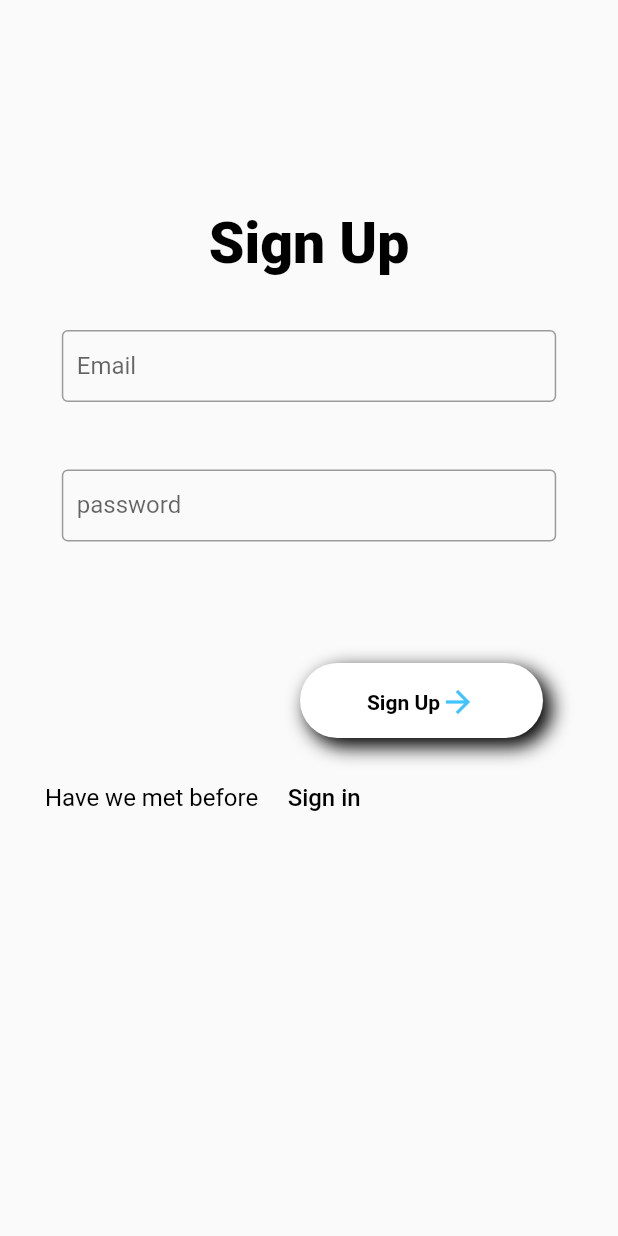
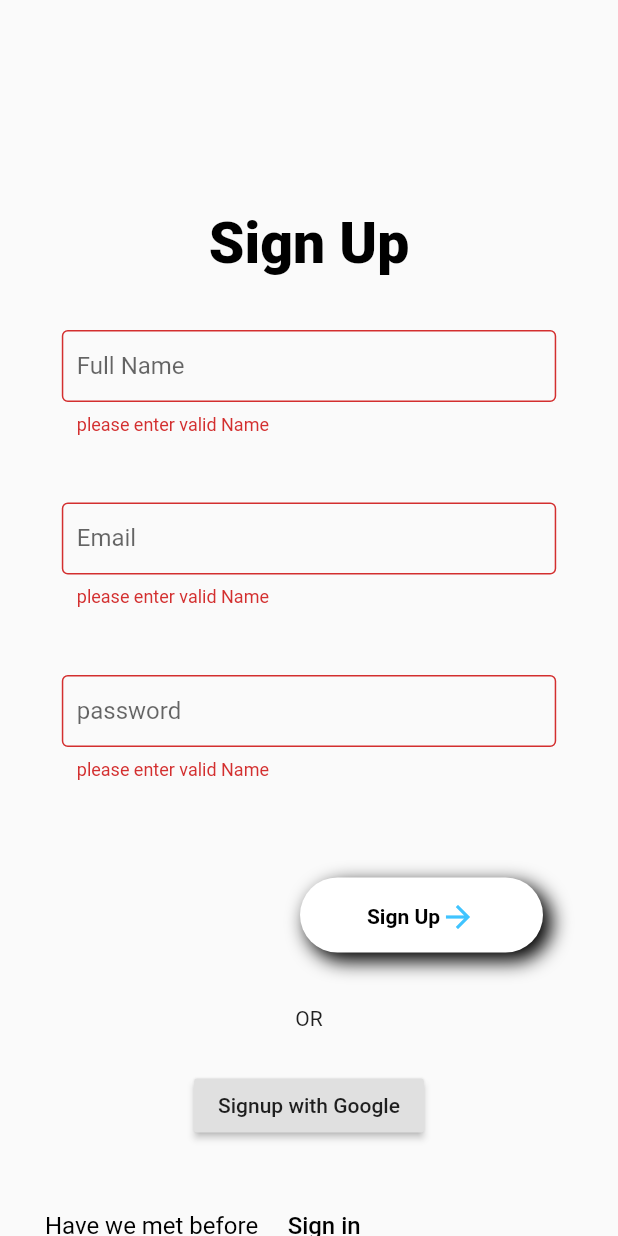
Before and after one commit to GP-works/Kirana, a Flutter app: the SignUp screen opened directly, after a tap on "Sign Up", on a phone screen of 412 x 824 dp. Run offline on Flutter 3.47's test engine with Material 2 defaults, Android fonts, the phone set to English and light mode, and no system bars; our stand-ins replace cached_network_image, cloud_firestore, email_validator, firebase_auth, firebase_storage, geolocator and 3 more; missing offline and left inert: lipsum; accounts and stored records are empty; network calls fail.

Commit message:
moved usercode to user model

```diff
--- /dev/null
+++ b/lib/models/user.dart
@@ -0,0 +1,157 @@
+import 'package:firebase_auth/firebase_auth.dart';
+import 'package:flutter/material.dart';
+import 'package:google_sign_in/google_sign_in.dart';
+import 'package:cloud_firestore/cloud_firestore.dart';
+import 'package:kirana/pages/home.dart';
+
+final GoogleSignIn _googleSignIn = GoogleSignIn();
+final CollectionReference _usersCollectionReference =
+Firestore.instance.collection("users");
+final FirebaseAuth _auth = FirebaseAuth.instance;
+
+class User {
+  String uid;
+  String name;
+  String email;
+  String role;
+
+  User({this.uid, this.name, this.email, this.role});
+
+  User.fromData(Map<String, dynamic> data)
+      : uid = data['id'],
+        name = data['fullName'],
+        email = data['email'],
+        role = data['userRole'];
+
+  Map<String, dynamic> toJson() {
+    return {
+      'id': uid,
+      'fullName': name,
+      'email': email,
+      'userRole': role,
+    };
+  }
+  Future getUser(String uid) async {
+    try {
+      var userData = await _usersCollectionReference.document(uid).get();
+      return User.fromData(userData.data);
+    } catch (e) {
+      return e.message;
+    }
+  }
+
+
+  Future register(
+      {@required userEmail, @required userPassword, @required userName}) async {
+    try {
+      final FirebaseUser user = (await _auth.createUserWithEmailAndPassword(
+        email: userEmail,
+        password: userPassword,
+      ))
+          .user;
+      if (user != null) {
+        try {
+          await user.sendEmailVerification();
+        } catch (e) {
+          return e.message;
+        }
+        email = user.email;
+        uid = user.uid;
+        name = userName;
+        role = "user";
+        try {
+          return await createUser();
+        } catch (e) {
+          return e.message;
+        }
+      } else {
+        return "error signining up";
+      }
+    } catch (e) {
+      return e.message;
+    }
+  }
+
+  Future createUser() async {
+    DocumentSnapshot ds = await _usersCollectionReference.document(uid).get();
+    if (!ds.exists) {
+      try {
+        await _usersCollectionReference.document(uid).setData(toJson());
+        return true;
+      } catch (e) {
+        return e.message;
+      }
+    }
+  }
+}
+
+class GoogleSignInSection extends StatefulWidget {
+  final from;
+  GoogleSignInSection(this.from);
+  @override
+  State<StatefulWidget> createState() => _GoogleSignInSectionState();
+}
+
+class _GoogleSignInSectionState extends State<GoogleSignInSection> {
+  User _user=User();
+
+  @override
+  Widget build(BuildContext context) {
+    return Column(
+      children: <Widget>[
+        Container(
+          child: const Text('OR'),
+          padding: const EdgeInsets.fromLTRB(16, 16, 16, 10),
+          margin: EdgeInsets.only(top: 20),
+          alignment: Alignment.center,
+        ),
+        Container(
+          padding: const EdgeInsets.symmetric(vertical: 16.0),
+          alignment: Alignment.center,
+          child: RaisedButton(
+            onPressed: () async {
+              _signInWithGoogle();
+            },
+            child:  Text('${widget.from} with Google'),
+          ),
+        ),
+      ],
+    );
+  }
+
+
+  void _signInWithGoogle() async {
+    final GoogleSignInAccount googleUser = await _googleSignIn.signIn();
+    final GoogleSignInAuthentication googleAuth =
+        await googleUser.authentication;
+    final AuthCredential credential = GoogleAuthProvider.getCredential(
+      accessToken: googleAuth.accessToken,
+      idToken: googleAuth.idToken,
+    );
+    final FirebaseUser user =
+        (await _auth.signInWithCredential(credential)).user;
+    assert(user.email != null);
+    assert(user.displayName != null);
+    final FirebaseUser currentUser = await _auth.currentUser();
+    assert(user.uid == currentUser.uid);
+    setState(() {
+      if (user != null && user.isEmailVerified) {
+        _user.uid = user.uid;
+        _user.email = user.email;
+        _user.name = user.displayName;
+        _user.role = "user";
+        _user.createUser();
+        Navigator.pushReplacement(
+            context, MaterialPageRoute(builder: (context) => HomeApp()));
+      } else {
+        if (user != null) {
+          Scaffold.of(context)
+              .showSnackBar(SnackBar(content: Text("Please verify email ")));
+        } else {
+          Scaffold.of(context)
+              .showSnackBar(SnackBar(content: Text("Unable to login ")));
+        }
+      }
+    });
+  }
+}
--- a/lib/pages/home.dart
+++ b/lib/pages/home.dart
@@ -10,8 +10,15 @@ import 'package:kirana/widgets/button_widget.dart';
 import 'package:provider/provider.dart';
 import 'package:kirana/models/items.dart';
 import 'package:kirana/models/cart.dart';
+import 'package:kirana/models/startup.dart';
 
-class HomeApp extends StatelessWidget {
+class HomeApp extends StatefulWidget {
+  @override
+  _HomeAppState createState() => _HomeAppState();
+}
+
+class _HomeAppState extends State<HomeApp> {
+  bool is_signed_in;
   @override
   Widget build(BuildContext context) {
     return MultiProvider(
--- a/lib/pages/signup.dart
+++ b/lib/pages/signup.dart
@@ -5,8 +5,7 @@ import 'package:kirana/widgets/TextFieldWidget.dart';
 import 'package:kirana/widgets/RedirectPage.dart';
 import 'package:kirana/pages/signin.dart';
 import 'package:firebase_auth/firebase_auth.dart';
-
-final FirebaseAuth _auth = FirebaseAuth.instance;
+import 'package:kirana/models/user.dart';
 
 class SignUp extends StatefulWidget {
   @override
@@ -17,8 +16,9 @@ class _SignUpState extends State<SignUp> {
   final _formKey = GlobalKey<FormState>();
   final TextEditingController _emailController = TextEditingController();
   final TextEditingController _passwordController = TextEditingController();
-  bool _success;
-  String _userEmail;
+  final TextEditingController _nameController = TextEditingController();
+  bool _isLoading = false;
+  User user = User();
 
   @override
   Widget build(BuildContext context) {
@@ -31,21 +31,18 @@ class _SignUpState extends State<SignUp> {
               Column(
                 children: <Widget>[
                   DescriptionText('Sign Up'),
+                  TextFieldWidgetWithValidation('Full Name', _nameController),
                   TextFieldWidgetWithValidation('Email', _emailController),
                   TextFieldWidgetWithValidation(
                       'password', _passwordController),
-                  Container(
-                    alignment: Alignment.center,
-                    child: Text(_success == null
-                        ? ''
-                        : (_success
-                            ? 'Successfully registered ' + _userEmail
-                            : 'Registration failed')),
-                  ),
                   Padding(
                     padding:
                         const EdgeInsets.only(top: 40, right: 50, left: 200),
-                    child: Container(
+                    child: _isLoading
+                        ? Center(
+                            child: CircularProgressIndicator(),
+                          )
+                        : Container(
                             alignment: Alignment.bottomRight,
                             height: 50,
                             width: MediaQuery.of(context).size.width,
@@ -61,7 +58,12 @@ class _SignUpState extends State<SignUp> {
                                 borderRadius: BorderRadius.circular(30)),
                             child: FlatButton(
                               onPressed: () {
+                                if (_formKey.currentState.validate()) {
+                                  setState(() {
+                                    _isLoading = true;
+                                  });
                                   _register();
+                                }
                               },
                               child: Row(
                                 mainAxisAlignment: MainAxisAlignment.center,
@@ -85,6 +87,7 @@ class _SignUpState extends State<SignUp> {
                   )
                 ],
               ),
+              GoogleSignInSection("Signup"),
               RedirectPage(SignInPage(), 'Sign in', 'Have we met before'),
             ],
           ),
@@ -101,38 +104,25 @@ class _SignUpState extends State<SignUp> {
     super.dispose();
   }
 
-  // Example code for registration.
   void _register() async {
-    try {
-      final FirebaseUser user = (await _auth.createUserWithEmailAndPassword(
-        email: _emailController.text,
-        password: _passwordController.text,
-      ))
-          .user;
-      if (user != null) {
-        try {
-          await user.sendEmailVerification();
-        } catch (e) {
-          Scaffold.of(context).showSnackBar(SnackBar(content: Text(e.message)));
-        }
+    var response = await user.register(
+        userEmail: _emailController.text,
+        userPassword: _passwordController.text,
+        userName: _nameController.text);
+    if (response is bool) {
+      _showMyDialog(_emailController.text);
+    } else {
       setState(() {
-          _success = true;
-          _userEmail = user.email;
-          _showMyDialog(_userEmail,user);
+        _isLoading = false;
       });
-      } else {
-        _success = false;
+      Scaffold.of(context).showSnackBar(SnackBar(content: Text("$response")));
     }
   }
-    catch(e)
-    {
-      Scaffold.of(context).showSnackBar(SnackBar(content: Text(e.message)));
-    }
 
-  }
-  Future<void> _showMyDialog(email,user) async {
+  Future<void> _showMyDialog(email) async {
     return showDialog<void>(
-      context: context, // user must tap button!
+      context: context,
+      barrierDismissible: false,
       builder: (BuildContext context) {
         return AlertDialog(
           title: Text('Info'),
@@ -140,20 +130,27 @@ class _SignUpState extends State<SignUp> {
             child: ListBody(
               children: <Widget>[
                 Text('An Email sent to your email '),
-                SizedBox(height: 10,),
-                Text("${email}",style: TextStyle(color: Colors.green[800],fontWeight: FontWeight.bold),),
+                SizedBox(
+                  height: 10,
+                ),
+                Text(
+                  "${email}",
+                  style: TextStyle(
+                      color: Colors.green[800], fontWeight: FontWeight.bold),
+                ),
                 Text("Please verify and SignIn")
               ],
             ),
           ),
           actions: <Widget>[
-
             Padding(
-              padding:  EdgeInsets.fromLTRB(MediaQuery.of(context).size.width/3,0,0,0),
+              padding: EdgeInsets.fromLTRB(
+                  MediaQuery.of(context).size.width / 3, 0, 0, 0),
               child: FlatButton(
-                child: Text('Ok',style: TextStyle(fontSize: 20)),
+                child: Text('Ok', style: TextStyle(fontSize: 20)),
                 onPressed: () {
-                  Navigator.pushNamedAndRemoveUntil(context,'/signin',(dynamic)=>dynamic==ModalRoute.withName("/signup"));
+                  Navigator.pushNamedAndRemoveUntil(context, '/signin',
+                      (dynamic) => dynamic == ModalRoute.withName("/signup"));
                 },
               ),
             ),
@@ -164,10 +161,11 @@ class _SignUpState extends State<SignUp> {
   }
 }
 
-class SignUpPage extends StatelessWidget{
+class SignUpPage extends StatelessWidget {
   @override
   Widget build(BuildContext context) {
-    return Scaffold(body: SignUp(),);
+    return Scaffold(
+      body: SignUp(),
+    );
   }
-
 }
--- a/pubspec.yaml
+++ b/pubspec.yaml
@@ -33,6 +33,7 @@ dependencies:
   cached_network_image: ^2.2.0+1
   google_sign_in: ^4.5.1
   firebase_auth: ^0.16.1
+  cloud_firestore: ^0.13.7
 
 
 
```
Also changed, not shown: lib/models/startup.dart (added, +12 -0 lines), lib/pages/signin.dart (+3 -70 lines), pubspec.lock, 1 other file. Lines whose indentation alone changed are shown as unchanged.
